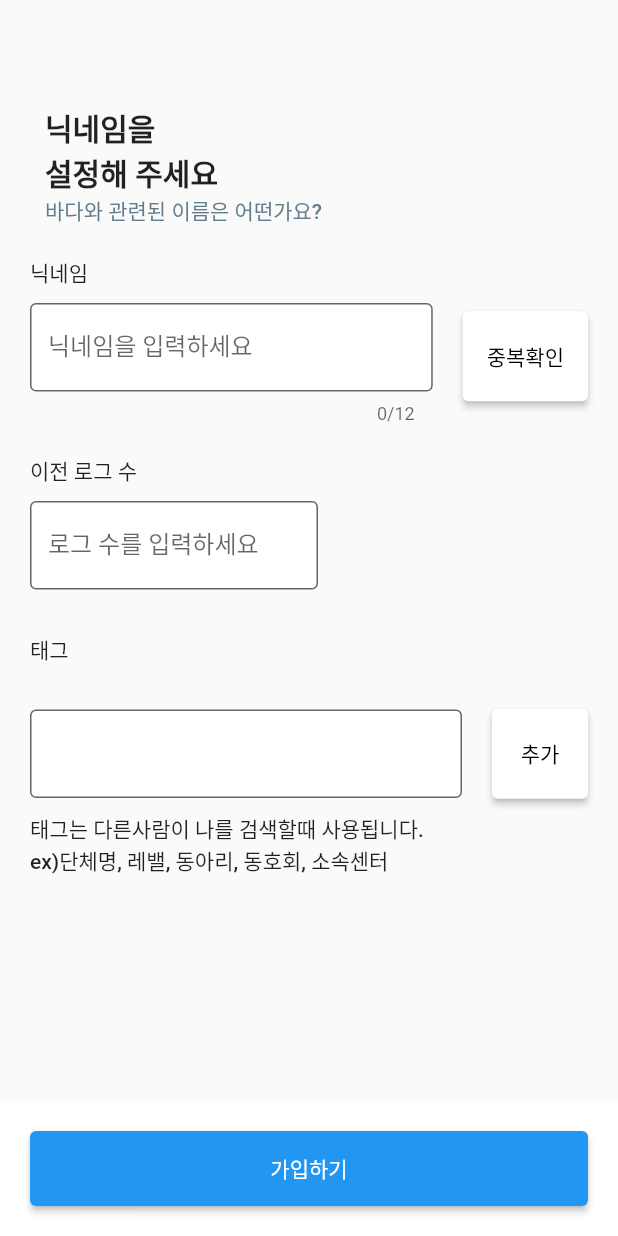
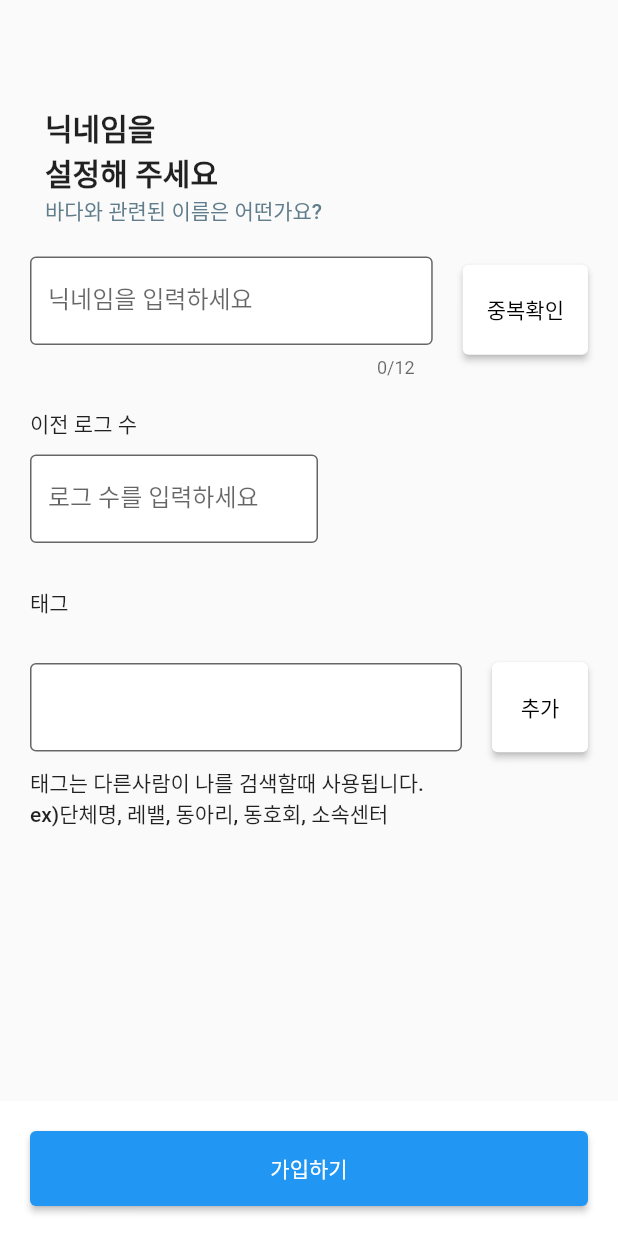
Before and after one commit to BDSR2023/Frontend, a Flutter app: the MyApp screen opened directly, on a phone screen of 412 x 824 dp. Run offline on Flutter 3.47's test engine with Material 2 defaults, Android fonts, the phone set to English and light mode, and no system bars; our stand-ins replace carousel_slider, dots_indicator, image_picker, video_player; missing offline and left inert: kakao_flutter_sdk; accounts and stored records are empty; Roboto replaces fonts that are missing (GmarketSansTTF).

Commit message:
Update signup.dart

```diff
--- a/lib/signup.dart
+++ b/lib/signup.dart
@@ -13,28 +13,28 @@ class MyApp extends StatefulWidget {
 }
 
 class _MyAppState extends State<MyApp> {
-  List<String> tags = [];
+  List<String> tags = [];  // 사용자가 입력한 태그를 저장하는 리스트
 
-  TextEditingController tagController = TextEditingController();
+  TextEditingController tagController = TextEditingController();  // 태그 입력을 받는 컨트롤러
 
   void addTag(String tag) {
     if (tag.trim().isNotEmpty) {
       setState(() {
-        tags.add(tag);
+        tags.add(tag);  // 입력한 태그를 리스트에 추가
       });
-      tagController.clear();
+      tagController.clear();  // 태그 입력 필드를 지움
     }
   }
 
   void removeTag(String tag) {
     setState(() {
-      tags.remove(tag);
+      tags.remove(tag);  // 선택한 태그를 리스트에서 제거
     });
   }
 
   @override
   void dispose() {
-    tagController.dispose();
+    tagController.dispose();  // 컨트롤러 해제
     super.dispose();
   }
 
@@ -43,6 +43,7 @@ class _MyAppState extends State<MyApp> {
     return Scaffold(
       body: CustomScrollView(
         slivers: [
+          // 첫 번째 Sliver - 상단 문구
           SliverToBoxAdapter(
             child: Container(
               margin: EdgeInsets.fromLTRB(30, 70, 0, 10),
@@ -65,20 +66,13 @@ class _MyAppState extends State<MyApp> {
               ),
             ),
           ),
+          // 두 번째 Sliver - 닉네임 입력과 중복확인
           SliverToBoxAdapter(
             child: Container(
               height: MediaQuery.of(context).size.height,
               child: Column(
                 children: [
-                  Row(
-                    mainAxisAlignment: MainAxisAlignment.start,
-                    children: [
-                      Container(
-                        margin: EdgeInsets.fromLTRB(20, 10, 20, 0),
-                        child: Text('닉네임'),
-                      ),
-                    ],
-                  ),
+                  // 세 번째 Sliver - 닉네임 입력
                   Row(
                     mainAxisAlignment: MainAxisAlignment.spaceEvenly,
                     children: [
@@ -112,6 +106,7 @@ class _MyAppState extends State<MyApp> {
                       )
                     ],
                   ),
+                  // 네 번째 Sliver - 이전 로그 수 입력
                   Row(
                     mainAxisAlignment: MainAxisAlignment.start,
                     children: [
@@ -132,6 +127,7 @@ class _MyAppState extends State<MyApp> {
                       ),
                     ),
                   ),
+                  // 다섯 번째 Sliver - 태그 입력
                   Container(
                     height: 60,
                     child: Row(
@@ -162,6 +158,7 @@ class _MyAppState extends State<MyApp> {
                   Row(
                     mainAxisAlignment: MainAxisAlignment.spaceEvenly,
                     children: [
+                      // 여섯 번째 Sliver - 태그 입력 필드
                       Expanded(
                         child: Container(
                           margin: EdgeInsets.fromLTRB(20, 10, 20, 10),
@@ -195,6 +192,7 @@ class _MyAppState extends State<MyApp> {
                       )
                     ],
                   ),
+                  // 일곱 번째 Sliver - 태그 사용 예시 설명
                   Row(
                     mainAxisAlignment: MainAxisAlignment.start,
                     children: [
```
